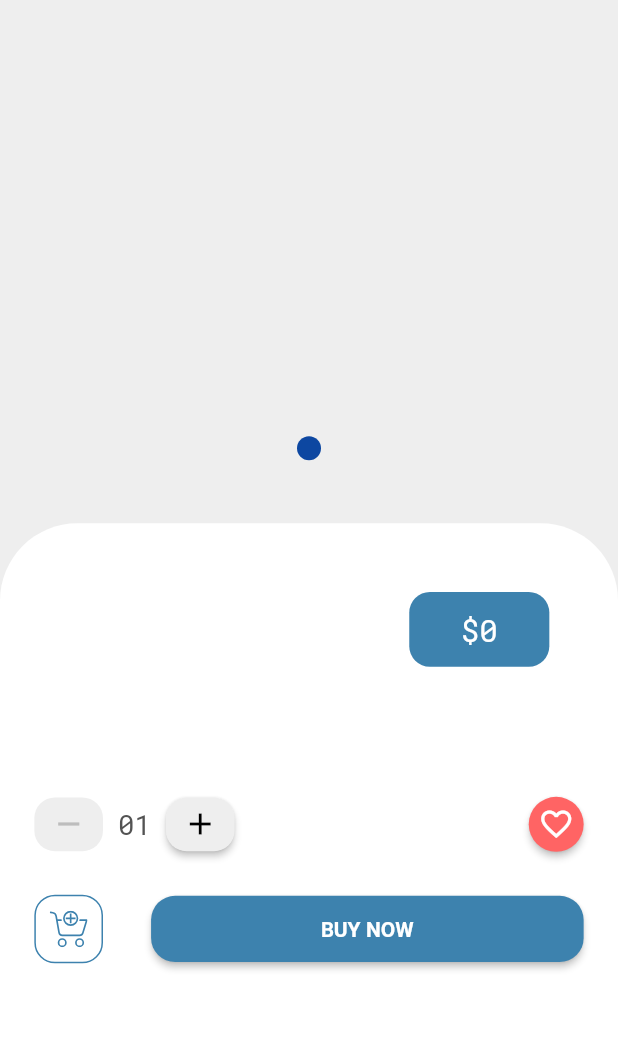
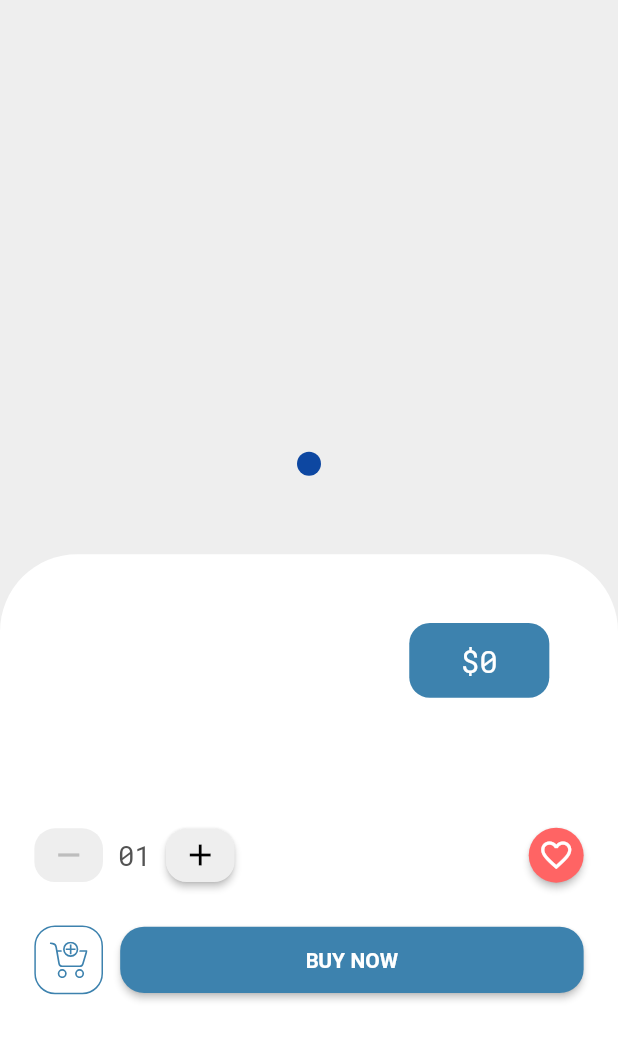
Before and after one commit to razuahmed75/E-Commerce-App, a Flutter app: the DetailsScreen screen opened directly with empty values, on a phone screen of 412 x 824 dp, the part 60-1121 px from its top. Run offline on Flutter 3.47's test engine with Material 2 defaults, Android fonts, the phone set to English and light mode, and no system bars; drawn by our look-alikes of carousel_slider, smooth_page_indicator; our stand-ins replace cloud_firestore, device_preview, firebase_auth, firebase_core, firebase_storage, flutter_screenutil and 8 more; missing offline and left inert: flutter_facebook_auth; accounts and stored records are empty; Roboto replaces fonts that are missing (Actor).

Commit message:
some modified for responsive

```diff
--- a/lib/main.dart
+++ b/lib/main.dart
@@ -1,4 +1,5 @@
 import 'package:firebase_core/firebase_core.dart';
+import 'package:flutter/foundation.dart';
 import 'package:flutter/material.dart';
 import 'package:flutter_screenutil/flutter_screenutil.dart';
 import 'package:online_shop_app/logic/profile_manager.dart';
@@ -7,6 +8,7 @@ import 'package:online_shop_app/theme.dart';
 import 'package:provider/provider.dart';
 import 'authPage.dart';
 import 'package:get/get.dart';
+import 'package:device_preview/device_preview.dart';
 
 void main() async {
   WidgetsFlutterBinding.ensureInitialized();
--- a/lib/ui/bottom_nav_pages/cart/components/productTiles.dart
+++ b/lib/ui/bottom_nav_pages/cart/components/productTiles.dart
@@ -29,7 +29,7 @@ class ProductItemTiles extends StatelessWidget {
             ),
           ],
         ),
-        width: ScreenUtil().screenWidth,
+        width: double.maxFinite,
         height: 80.h,
         child: ListTile(
           leading: Image.network(
--- a/lib/ui/bottom_nav_pages/home/components/searchBar.dart
+++ b/lib/ui/bottom_nav_pages/home/components/searchBar.dart
@@ -20,8 +20,8 @@ class SearchBarWidget extends StatelessWidget {
       child: Row(
         mainAxisAlignment: MainAxisAlignment.center,
         children: [
-          SizedBox(
-            width: 0.85.sw,
+          Expanded(
+            // width: 0.85.sw,
             child: TextFormField(
               readOnly: true,
               onTap: () => Get.to(() => SearchPage()),
--- a/lib/ui/bottom_nav_pages/home/home.dart
+++ b/lib/ui/bottom_nav_pages/home/home.dart
@@ -5,7 +5,6 @@ import 'package:flutter_screenutil/flutter_screenutil.dart';
 import 'package:online_shop_app/constants/my_colors.dart';
 import 'package:online_shop_app/ui/bottom_nav_pages/home/components/header.dart';
 import 'package:smooth_page_indicator/smooth_page_indicator.dart';
-import '../../../firebase/Auth_services.dart';
 import 'components/categories.dart';
 import 'components/productList.dart';
 import 'components/searchBar.dart';
@@ -130,7 +129,7 @@ class _HomeScreenState extends State<HomeScreen> {
   Widget buildImage(String urlImage) => ClipRRect(
         borderRadius: BorderRadius.circular(8.w),
         child: Container(
-          width: 0.85.sw,
+          width: double.maxFinite,
           color: Colors.blue.shade50,
           child: Image.network(
             urlImage,
--- a/lib/ui/details_page/components/buy_now_btn.dart
+++ b/lib/ui/details_page/components/buy_now_btn.dart
@@ -4,10 +4,10 @@ import 'package:google_fonts/google_fonts.dart';
 import '../../../constants/my_colors.dart';
 
 buildBuyNowButton({required void Function()? onPressed}) {
-  return MaterialButton(
+  return Expanded(
+    child: MaterialButton(
       shape: RoundedRectangleBorder(borderRadius: BorderRadius.circular(14.w)),
       color: Color(0xFF3D82AE),
-    minWidth: 0.7.sw,
       height: 37.h,
       onPressed: onPressed,
       child: Text(
@@ -17,5 +17,6 @@ buildBuyNowButton({required void Function()? onPressed}) {
           fontWeight: FontWeight.bold,
         ),
       ),
+    ),
   );
 }
--- a/lib/ui/details_page/components/product_slider.dart
+++ b/lib/ui/details_page/components/product_slider.dart
@@ -27,7 +27,7 @@ class _ProductSliderState extends State<ProductSlider> {
   @override
   Widget build(BuildContext context) {
     return AspectRatio(
-      aspectRatio: 4 / 3,
+      aspectRatio: 4 / 3.2,
       child: Column(
         mainAxisAlignment: MainAxisAlignment.center,
         mainAxisSize: MainAxisSize.min,
--- a/lib/ui/details_page/details_page.dart
+++ b/lib/ui/details_page/details_page.dart
@@ -153,6 +153,7 @@ class _DetailsScreenState extends State<DetailsScreen> {
                                       }
                                       return Text('');
                                     }),
+                                SizedBox(width: 10.w),
 
                                 /// buy now button
                                 buildBuyNowButton(onPressed: () {}),
--- a/lib/ui/signin/signin_page.dart
+++ b/lib/ui/signin/signin_page.dart
@@ -1,13 +1,11 @@
 import 'package:flutter/material.dart';
 import 'package:flutter/services.dart';
-import 'package:fluttertoast/fluttertoast.dart';
 import 'package:get/get.dart';
 import 'package:google_fonts/google_fonts.dart';
 import 'package:online_shop_app/firebase/Auth_services.dart';
 import 'package:online_shop_app/ui/forgot_password/forgot_password.dart';
 import 'package:online_shop_app/ui/signin/components/navigate_to_signup.dart';
 import 'package:online_shop_app/utils/myButton.dart';
-import 'package:online_shop_app/utils/toast.dart';
 import '../../constants/my_colors.dart';
 import 'package:flutter_screenutil/flutter_screenutil.dart';
 import '../../logic/close_app_dialog.dart';
@@ -58,7 +56,7 @@ class _SignInPageState extends State<SignInPage> {
                 header(),
                 Expanded(
                   child: Container(
-                    width: ScreenUtil().screenWidth,
+                    width: double.infinity,
                     decoration: BoxDecoration(
                       color: white,
                       borderRadius: BorderRadius.vertical(
--- a/lib/ui/signup/registration_page.dart
+++ b/lib/ui/signup/registration_page.dart
@@ -1,6 +1,5 @@
 import 'package:flutter/material.dart';
 import 'package:flutter/services.dart';
-import 'package:get/get.dart';
 import 'package:google_fonts/google_fonts.dart';
 import 'package:online_shop_app/firebase/Auth_services.dart';
 import 'package:online_shop_app/ui/signup/components/circle_tile.dart';
@@ -9,7 +8,6 @@ import 'package:online_shop_app/utils/myButton.dart';
 import '../../constants/my_colors.dart';
 import 'package:flutter_screenutil/flutter_screenutil.dart';
 import '../../logic/close_app_dialog.dart';
-import '../../utils/alert_dialog.dart';
 import '../../utils/myText_field.dart';
 import 'components/goToSingInPage.dart';
 import 'components/header.dart';
@@ -56,7 +54,7 @@ class _SignUpPageState extends State<SignUpPage> {
                 header(),
                 Expanded(
                   child: Container(
-                    width: ScreenUtil().screenWidth,
+                    width: double.maxFinite,
                     decoration: BoxDecoration(
                       color: white,
                       borderRadius: BorderRadius.vertical(
--- a/lib/utils/myButton.dart
+++ b/lib/utils/myButton.dart
@@ -19,7 +19,7 @@ class MyButton extends StatelessWidget {
   @override
   Widget build(BuildContext context) {
     return SizedBox(
-      width: 1.sw,
+      width: double.maxFinite,
       height: 37.h,
       child: ElevatedButton(
           style: ElevatedButton.styleFrom(
--- a/pubspec.yaml
+++ b/pubspec.yaml
@@ -57,6 +57,7 @@ dependencies:
   firebase_storage: ^11.0.8
   badges: ^2.0.3
   flutter_slidable: ^2.0.0
+  device_preview: ^1.1.0
 
 
 dev_dependencies:
```
Also changed, not shown: lib/ui/signup/components/footer.dart (+6 -4 lines), pubspec.lock, 1 other file. Lines whose indentation alone changed are shown as unchanged.
